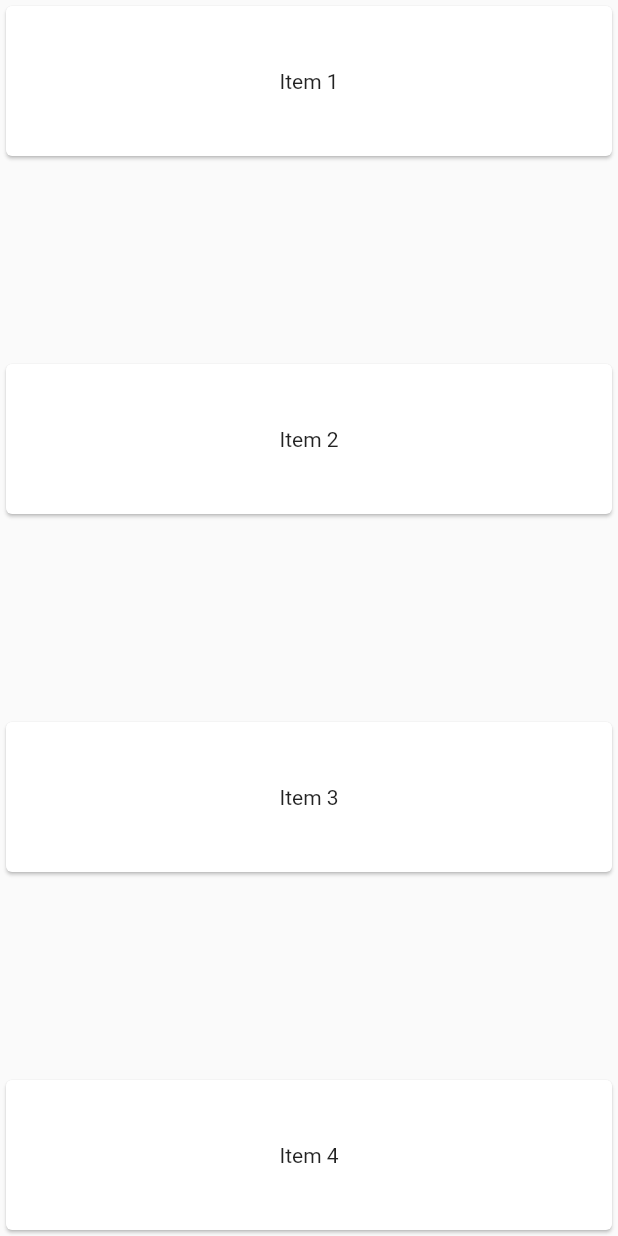
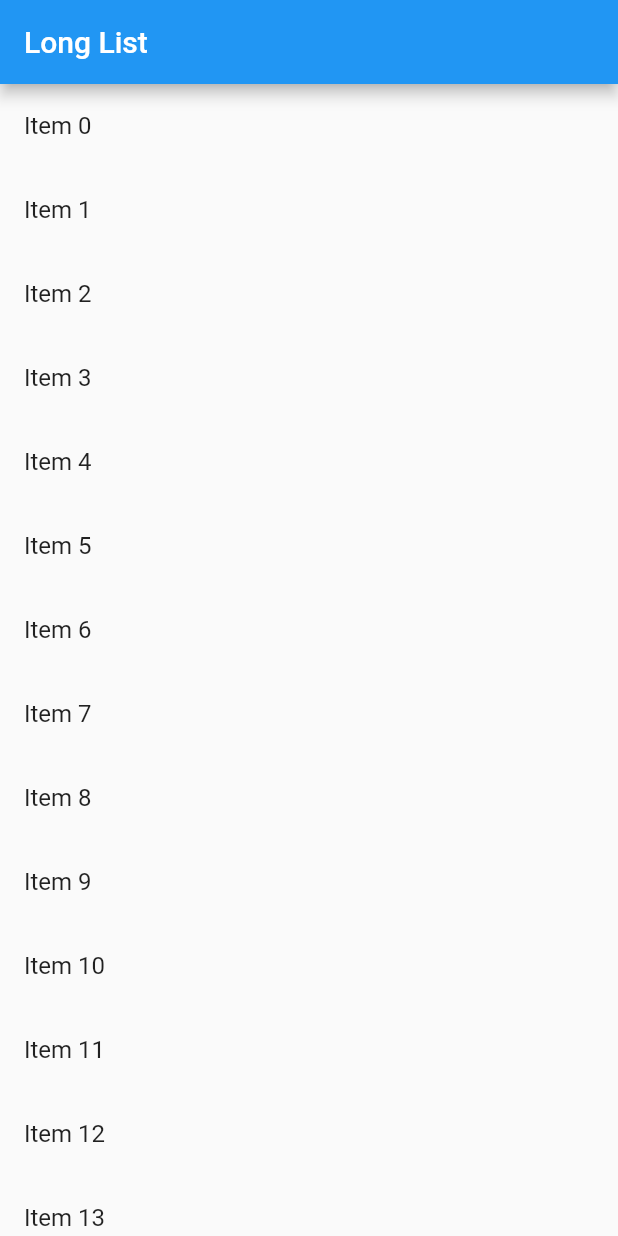
Before and after one commit to tkuanhoong/flutter_docu_app, a Flutter app: the screen it shows after launch, on a phone screen of 412 x 824 dp. Run offline on Flutter 3.47's test engine with Material 2 defaults, Android fonts, the phone set to English and light mode, and no system bars.

Commit message:
Work with long lists

```diff
--- a/lib/main.dart
+++ b/lib/main.dart
@@ -1,5 +1,5 @@
 import 'package:flutter/material.dart';
-import 'package:flutter_docu_app/ui/2.layout/2.1%20lists%20&%20grids/list_with_space_item.dart';
+import 'package:flutter_docu_app/ui/2.layout/2.1%20lists%20&%20grids/long_list.dart';
 
 void main() {
   runApp(const MyApp());
@@ -10,8 +10,10 @@ class MyApp extends StatelessWidget {
 
   @override
   Widget build(BuildContext context) {
-    return const MaterialApp(
-      home: ListWithSpace(),
+    return MaterialApp(
+      home: LongList(
+        items: List<String>.generate(10000, (index) => 'Item $index'),
+      ),
     );
   }
 }
--- /dev/null
+++ b/lib/ui/2.layout/2.1 lists & grids/long_list.dart
@@ -0,0 +1,42 @@
+import 'package:flutter/material.dart';
+
+class LongList extends StatelessWidget {
+  final List<String> items;
+  const LongList({super.key, required this.items});
+
+  @override
+  Widget build(BuildContext context) {
+    const title = 'Long List';
+    // ListView.builder() constructor creates items as they’re scrolled onto the screen (use in long list)
+    final Widget listViewWithBuilder = ListView.builder(
+      itemCount: items.length,
+      // To specify each item’s extent, you can use either itemExtent or prototypeItem
+      // Specifying either is more efficient than letting the children determine their own extent
+      prototypeItem: ListTile(
+        title: Text(items.first),
+      ),
+      itemBuilder: (BuildContext context, int index) {
+        return ListTile(
+          title: Text(items[index]),
+        );
+      },
+    );
+
+    // ListView constructor, which requires creating all items at once (use in short list)
+    final Widget listViewWithoutBuilder = ListView(
+      children: List.generate(
+        items.length,
+        (index) => ListTile(
+          title: Text(items[index]),
+        ),
+      ),
+    );
+
+    return Scaffold(
+      appBar: AppBar(
+        title: Text(title),
+      ),
+      body: listViewWithBuilder,
+    );
+  }
+}
```
